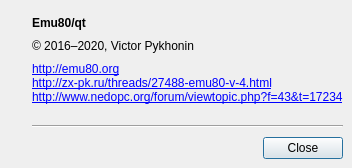
Above: src/qt/qtAboutDialog.ui from vpyk/emu80v4 before the change. Below: the same form after it.
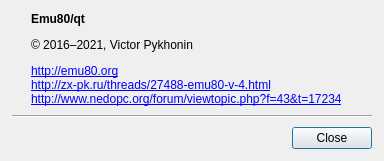
That is the form after the change. Icons and pictures are not drawn.

Commit message: Modify About dialog (Qt)

Diff of the .ui file:
```diff
--- a/src/qt/qtAboutDialog.ui
+++ b/src/qt/qtAboutDialog.ui
@@ -6,8 +6,8 @@
    <rect>
     <x>0</x>
     <y>0</y>
-    <width>347</width>
-    <height>168</height>
+    <width>384</width>
+    <height>160</height>
    </rect>
   </property>
   <property name="sizePolicy">
@@ -27,17 +27,43 @@
     <number>9</number>
    </property>
    <property name="leftMargin">
-    <number>32</number>
+    <number>12</number>
    </property>
    <property name="topMargin">
-    <number>16</number>
+    <number>12</number>
    </property>
    <property name="rightMargin">
-    <number>9</number>
+    <number>12</number>
    </property>
    <property name="bottomMargin">
-    <number>9</number>
+    <number>12</number>
    </property>
+   <item>
+    <layout class="QHBoxLayout" name="horizontalLayout_2">
+     <property name="spacing">
+      <number>12</number>
+     </property>
+     <item>
+      <widget class="QLabel" name="label">
+       <property name="sizePolicy">
+        <sizepolicy hsizetype="Preferred" vsizetype="Preferred">
+         <horstretch>0</horstretch>
+         <verstretch>0</verstretch>
+        </sizepolicy>
+       </property>
+       <property name="text">
+        <string/>
+       </property>
+       <property name="pixmap">
+        <pixmap resource="icons.qrc">:/icons/emu80.png</pixmap>
+       </property>
+       <property name="alignment">
+        <set>Qt::AlignLeading|Qt::AlignLeft|Qt::AlignTop</set>
+       </property>
+      </widget>
+     </item>
+     <item>
+      <layout class="QVBoxLayout" name="verticalLayout_2">
    <item>
     <widget class="QLabel" name="nameLabel">
      <property name="font">
@@ -60,12 +86,18 @@
       <string notr="true"/>
      </property>
      <property name="text">
-      <string notr="true">© 2016–2020, Victor Pykhonin</string>
+          <string notr="true">© 2016–2021, Victor Pykhonin</string>
      </property>
     </widget>
    </item>
    <item>
     <widget class="QLabel" name="label_3">
+         <property name="sizePolicy">
+          <sizepolicy hsizetype="MinimumExpanding" vsizetype="MinimumExpanding">
+           <horstretch>0</horstretch>
+           <verstretch>0</verstretch>
+          </sizepolicy>
+         </property>
      <property name="accessibleDescription">
       <string notr="true"/>
      </property>
@@ -77,6 +109,10 @@
      </property>
     </widget>
    </item>
+      </layout>
+     </item>
+    </layout>
+   </item>
    <item>
     <spacer name="verticalSpacer">
      <property name="orientation">
```
Left out of the diff: 4 changed lines with no effect on the pictures. Lines whose indentation alone changed are shown as unchanged. The commit also changes 2 other files.
